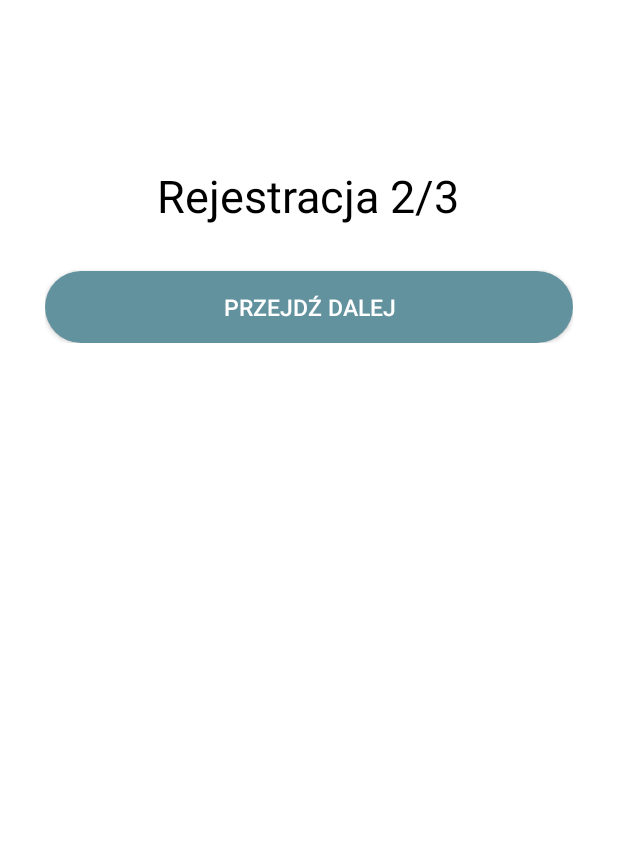
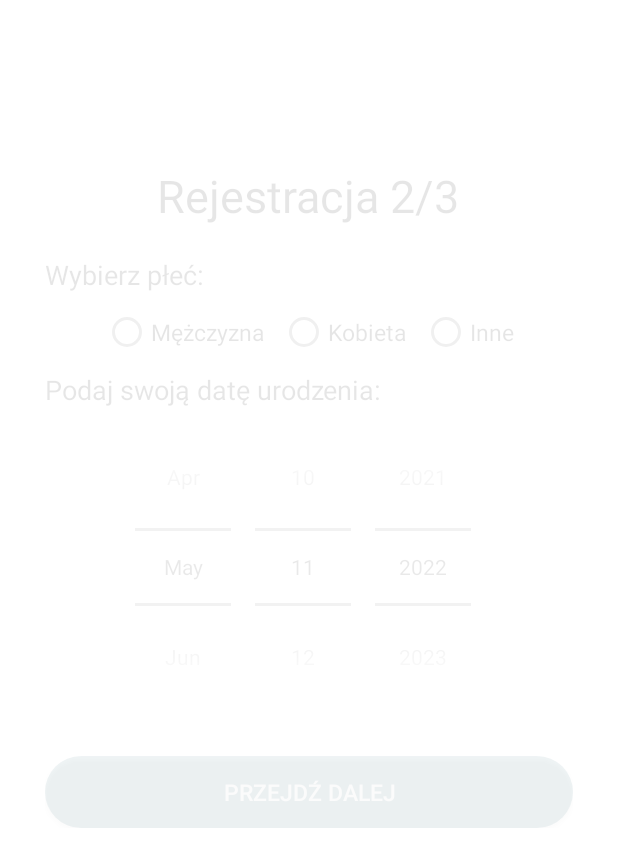
Before and after one commit to MankeS96/WME19BC1S1_ADK_Gr_4, an Android app: the RegisterActivity2 screen opened directly, with no data from a screen before it, on a phone screen of 412 x 824 dp. Shown: the top 867 px of the screen. Run offline under Robolectric (Android 15) with nearby library versions, the phone set to English and light mode, and no system bars.

Commit message:
Edycja kolejnych okien rejestracji

```diff
--- a/AplikacjaMobilnaADK/app/src/main/java/com/example/adk/RegisterActivity.java
+++ b/AplikacjaMobilnaADK/app/src/main/java/com/example/adk/RegisterActivity.java
@@ -51,14 +51,15 @@ public class RegisterActivity extends AppCompatActivity {
         haslo_rej.setAnimation(bottomAnim);
         zarejestrujB.setAnimation(bottomAnim);
 
-        zarejestrujB.setOnClickListener(v -> {
-            Toast toast1 = Toast.makeText(RegisterActivity.this, "Rejestracja przebiegła pomyślnie!", Toast.LENGTH_SHORT);
-            toast1.setGravity(Gravity.TOP|Gravity.CENTER, 5, 50);
-            toast1.show();
-            Toast toast2 = Toast.makeText(RegisterActivity.this, "Wróć do okna logowania,\naby zalogować się do aplikacji", Toast.LENGTH_LONG);
-            toast2.setGravity(Gravity.TOP|Gravity.CENTER, 5,50);
-            toast2.show();
-        });
+//        zarejestrujB.setOnClickListener(v -> {
+//            Toast toast1 = Toast.makeText(RegisterActivity.this, "Rejestracja przebiegła pomyślnie!", Toast.LENGTH_SHORT);
+//            toast1.setGravity(Gravity.TOP|Gravity.CENTER, 5, 50);
+//            toast1.show();
+//            Toast toast2 = Toast.makeText(RegisterActivity.this, "Wróć do okna logowania,\naby zalogować się do aplikacji", Toast.LENGTH_LONG);
+//            toast2.setGravity(Gravity.TOP|Gravity.CENTER, 5,50);
+//            toast2.show();
+//        });
+
         zarejestrujB.setOnClickListener(view -> {
             if(!validateImie() | !validateAdres() | !validateNazwisko() | !validatePESEL() | !validateHaslo()){
                 return;
@@ -93,7 +94,7 @@ public class RegisterActivity extends AppCompatActivity {
         }
     }
     public boolean validateNazwisko(){
-        String val = nazwisko_rej.getEditText().getText().toString().trim();
+        String val = Objects.requireNonNull(nazwisko_rej.getEditText()).getText().toString().trim();
         String checkspaces = "\\A\\w{1,20}\\z";
         if(val.isEmpty()){
             nazwisko_rej.setError("Pole nie może być puste");
@@ -111,7 +112,7 @@ public class RegisterActivity extends AppCompatActivity {
         }
     }
     public boolean validatePESEL(){
-        String val = pesel_rej.getEditText().getText().toString().trim();
+        String val = Objects.requireNonNull(pesel_rej.getEditText()).getText().toString().trim();
         String checkspaces = "\\A\\w{1,20}\\z";
         if(val.isEmpty()){
             pesel_rej.setError("Pole nie może być puste");
@@ -129,7 +130,7 @@ public class RegisterActivity extends AppCompatActivity {
         }
     }
     public boolean validateAdres(){
-        String val = email_rej.getEditText().getText().toString().trim();
+        String val = Objects.requireNonNull(email_rej.getEditText()).getText().toString().trim();
         String checkEmail = "[a-zA-Z0-9._-]+@[a-z]+\\.+[a-z]+";
         if(val.isEmpty()){
             email_rej.setError("Pole nie może być puste");
@@ -144,7 +145,7 @@ public class RegisterActivity extends AppCompatActivity {
         }
     }
     public boolean validateHaslo(){
-        String val = haslo_rej.getEditText().getText().toString().trim();
+        String val = Objects.requireNonNull(haslo_rej.getEditText()).getText().toString().trim();
         String checkHaslo = "^"+
                 "(?=.*[a-zA-Z])"+ // litery
                 "(?=.*\\S+$)"+ // bez pustych przestrzeni
--- a/AplikacjaMobilnaADK/app/src/main/java/com/example/adk/RegisterActivity2.java
+++ b/AplikacjaMobilnaADK/app/src/main/java/com/example/adk/RegisterActivity2.java
@@ -2,13 +2,54 @@ package com.example.adk;
 
 import androidx.appcompat.app.AppCompatActivity;
 
+import android.content.Intent;
 import android.os.Bundle;
+import android.view.View;
+import android.view.animation.Animation;
+import android.view.animation.AnimationUtils;
+import android.widget.Button;
+import android.widget.DatePicker;
+import android.widget.RadioButton;
+import android.widget.RadioGroup;
+import android.widget.TextView;
 
 public class RegisterActivity2 extends AppCompatActivity {
+    Animation topAnim, bottomAnim;
+    TextView rejestracja_naglowek;
+    TextView naglowek1, naglowek2;
+    RadioGroup radioGroup;
+    RadioButton selectedPlec;
+    DatePicker datePicker;
+    Button przejdzDalej2;
 
     @Override
     protected void onCreate(Bundle savedInstanceState) {
         super.onCreate(savedInstanceState);
         setContentView(R.layout.activity_register2);
+
+        //Hooks
+        rejestracja_naglowek =findViewById(R.id.Text1rej);
+        naglowek1 = findViewById(R.id.wybierz_plec_text);
+        naglowek2 = findViewById(R.id.podaj_date_text);
+        radioGroup = findViewById(R.id.radio_group);
+        datePicker = findViewById(R.id.date_picker);
+        //selectedPlec = findViewById(R.id.)
+        przejdzDalej2 = findViewById(R.id.zarejestruj_button);
+
+        //Animations
+        topAnim = AnimationUtils.loadAnimation(this, R.anim.top_animation);
+        bottomAnim = AnimationUtils.loadAnimation(this, R.anim.bottom_animation);
+
+        rejestracja_naglowek.setAnimation(topAnim);
+        naglowek1.setAnimation(bottomAnim);
+        naglowek2.setAnimation(bottomAnim);
+        radioGroup.setAnimation(bottomAnim);
+        datePicker.setAnimation(bottomAnim);
+        przejdzDalej2.setAnimation(bottomAnim);
+
+        przejdzDalej2.setOnClickListener(view -> {
+            Intent intent = new Intent(RegisterActivity2.this, RegisterActivity3.class);
+            startActivity(intent);
+        });
     }
 }
--- a/AplikacjaMobilnaADK/app/src/main/res/layout/activity_register2.xml
+++ b/AplikacjaMobilnaADK/app/src/main/res/layout/activity_register2.xml
@@ -31,7 +31,63 @@
             android:orientation="vertical"
             android:layout_marginTop="10dp">
 
+            <TextView
+                android:id="@+id/wybierz_plec_text"
+                android:layout_marginTop="10dp"
+                android:layout_width="match_parent"
+                android:layout_height="wrap_content"
+                android:text="@string/wybierz_plec"
+                android:textColor="@color/kolor1"
+                android:textSize="18sp"/>
 
+
+            <RadioGroup
+                android:id="@+id/radio_group"
+                android:layout_width="wrap_content"
+                android:layout_height="match_parent"
+                android:layout_gravity="center"
+                android:layout_marginTop="10dp"
+                android:orientation="horizontal">
+
+                <RadioButton
+                    android:id="@+id/mezczyzna"
+                    android:layout_width="wrap_content"
+                    android:layout_height="wrap_content"
+                    android:textSize="15sp"
+                    android:text="Mężczyzna"/>
+                <RadioButton
+                    android:id="@+id/kobieta"
+                    android:layout_width="wrap_content"
+                    android:layout_height="wrap_content"
+                    android:layout_marginLeft="10dp"
+                    android:textSize="15sp"
+                    android:text="Kobieta"/>
+                <RadioButton
+                    android:id="@+id/inne"
+                    android:layout_width="wrap_content"
+                    android:layout_height="wrap_content"
+                    android:layout_marginLeft="10dp"
+                    android:textSize="15sp"
+                    android:text="Inne"/>
+
+            </RadioGroup>
+
+            <TextView
+                android:id="@+id/podaj_date_text"
+                android:layout_marginTop="10dp"
+                android:layout_width="match_parent"
+                android:layout_height="wrap_content"
+                android:text="@string/podaj_date"
+                android:textColor="@color/kolor1"
+                android:textSize="18sp"/>
+
+            <DatePicker
+                android:id="@+id/date_picker"
+                android:layout_width="match_parent"
+                android:layout_height="match_parent"
+                android:calendarViewShown="false"
+                android:datePickerMode="spinner"
+                android:spinnersShown="true"/>
 
             <Button
                 android:id="@+id/zarejestruj_button"
@@ -41,7 +97,9 @@
                 android:textColor="@color/white"
                 android:textSize="15sp"
                 android:background="@drawable/rounded_rectangle"
-                android:layout_marginTop="20dp"/>
+                android:layout_marginTop="20dp"
+                android:onClick="callRegisterActivity3"
+                tools:ignore="OnClick" />
 
         </LinearLayout>
     </LinearLayout>
--- a/AplikacjaMobilnaADK/app/src/main/res/values/strings.xml
+++ b/AplikacjaMobilnaADK/app/src/main/res/values/strings.xml
@@ -19,4 +19,6 @@
     <string name="enter_pesel">Numer PESEL</string>
     <string name="enter_numer">Numer telefonu</string>
     <string name="enter_haslo_reg">Ustaw swoje hasło</string>
+    <string name="wybierz_plec">Wybierz płeć:</string>
+    <string name="podaj_date">Podaj swoją datę urodzenia:</string>
 </resources>
```
